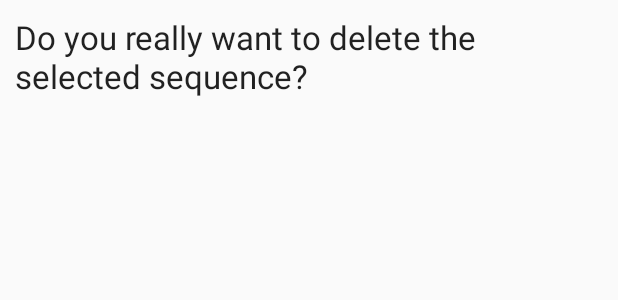
After one commit to wilkoer/FollowFocus, an Android app: the layout delete_scene_dialog_layout.xml on its own in the app's theme, with its tools: preview values and no code run, on a phone screen of 412 x 824 dp. The commit adds this screen. Shown: the top 300 px of the screen. Run offline under Robolectric (Android 15) with nearby library versions, the phone set to English and light mode, and no system bars.

Commit message:
finalized paper; delete function implemented

```diff
--- a/app/src/main/java/ath/lmu/de/followfocus/SceneListAdapter.java
+++ b/app/src/main/java/ath/lmu/de/followfocus/SceneListAdapter.java
@@ -29,6 +29,10 @@ public class SceneListAdapter extends BaseAdapter {
 
     public void add(FocusScene scene) {
         scenes.add(scene);
+    }
+
+    public void remove(int position) {
+        scenes.remove(position);
     }
 
     @Override
--- /dev/null
+++ b/app/src/main/res/layout/delete_scene_dialog_layout.xml
@@ -0,0 +1,14 @@
+<?xml version="1.0" encoding="utf-8"?>
+<LinearLayout xmlns:android="http://schemas.android.com/apk/res/android"
+    android:orientation="vertical" android:layout_width="match_parent"
+    android:layout_height="match_parent">
+
+    <TextView
+        android:layout_width="wrap_content"
+        android:layout_height="wrap_content"
+        android:textAppearance="?android:attr/textAppearanceLarge"
+        android:text="@string/delete_query"
+        android:id="@+id/textView2"
+        android:layout_margin="10dp" />
+
+</LinearLayout>
--- a/app/src/main/res/values/strings.xml
+++ b/app/src/main/res/values/strings.xml
@@ -64,6 +64,8 @@
     <string name="none">none</string>
     <string name="currently_recording">recording</string>
 
+    <string name="delete">Delete sequence</string>
+    <string name="delete_query">Do you really want to delete the selected sequence?</string>
 
 
 
```
Also changed, not shown: app/src/main/java/ath/lmu/de/followfocus/DeleteSceneDialogFragment.java (+8 -9 lines), app/src/main/java/ath/lmu/de/followfocus/DeviceControlActivity.java (+30 -12 lines), 10 other files.
